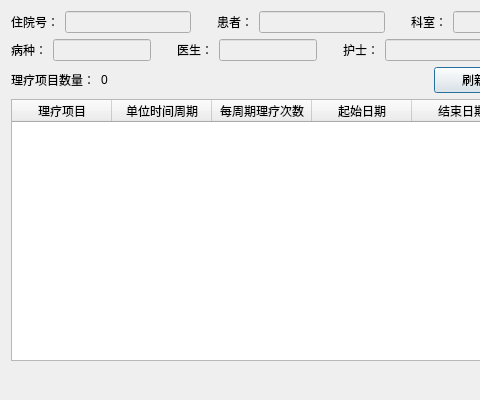
Above: PhysioMgr/PsmDlgHospiPhysio.ui from yuylong/PhysioMgr before the change; both pictures show x 0 to 480 and y 0 to 400 of the 783 by 400 pixel window. Below: the same form after it.
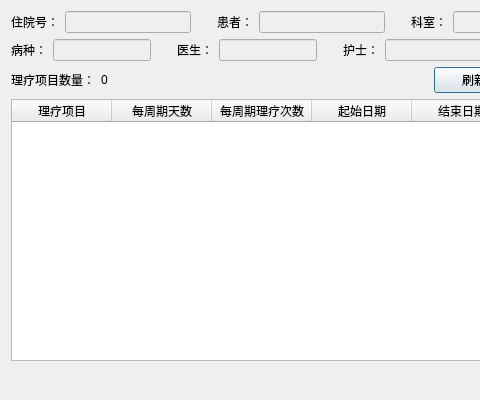
That is the form after the change.

The edit to the form file:
```diff
--- a/PhysioMgr/PsmDlgHospiPhysio.ui
+++ b/PhysioMgr/PsmDlgHospiPhysio.ui
@@ -294,7 +294,7 @@
      </column>
      <column>
       <property name="text">
-       <string>单位时间周期</string>
+       <string>每周期天数</string>
       </property>
      </column>
      <column>
```
